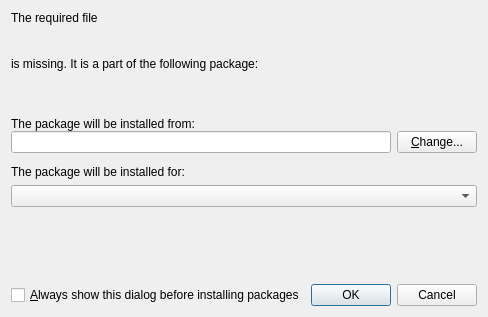
This is Libraries/MiKTeX/UI/Qt/InstallPackageDialog.ui in MiKTeX/miktex as Qt 5 draws it before an edit. The edited form follows.
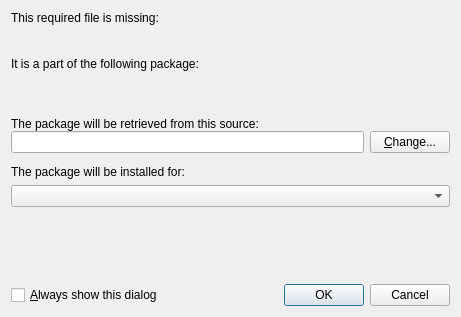
This is the edited form.

What changed in the file:
```diff
--- a/Libraries/MiKTeX/UI/Qt/InstallPackageDialog.ui
+++ b/Libraries/MiKTeX/UI/Qt/InstallPackageDialog.ui
@@ -10,7 +10,7 @@
    <rect>
     <x>0</x>
     <y>0</y>
-    <width>451</width>
+    <width>461</width>
     <height>317</height>
    </rect>
   </property>
@@ -27,7 +27,7 @@
    <item>
     <widget class="QLabel" name="label">
      <property name="text">
-      <string>The required file</string>
+      <string>This required file is missing:</string>
      </property>
     </widget>
    </item>
@@ -73,7 +73,7 @@
    <item>
     <widget class="QLabel" name="label">
      <property name="text">
-      <string>is missing. It is a part of the following package:</string>
+      <string>It is a part of the following package:</string>
      </property>
     </widget>
    </item>
@@ -169,7 +169,7 @@
      <item>
       <widget class="QLabel" name="label">
        <property name="text">
-        <string>The package will be installed from:</string>
+        <string>The package will be retrieved from this source:</string>
        </property>
        <property name="buddy">
         <cstring>leInstallationSource</cstring>
@@ -287,7 +287,7 @@
      <item>
       <widget class="QCheckBox" name="chkAlwaysAsk">
        <property name="text">
-        <string>&amp;Always show this dialog before installing packages</string>
+        <string>&amp;Always show this dialog</string>
        </property>
       </widget>
      </item>
```
